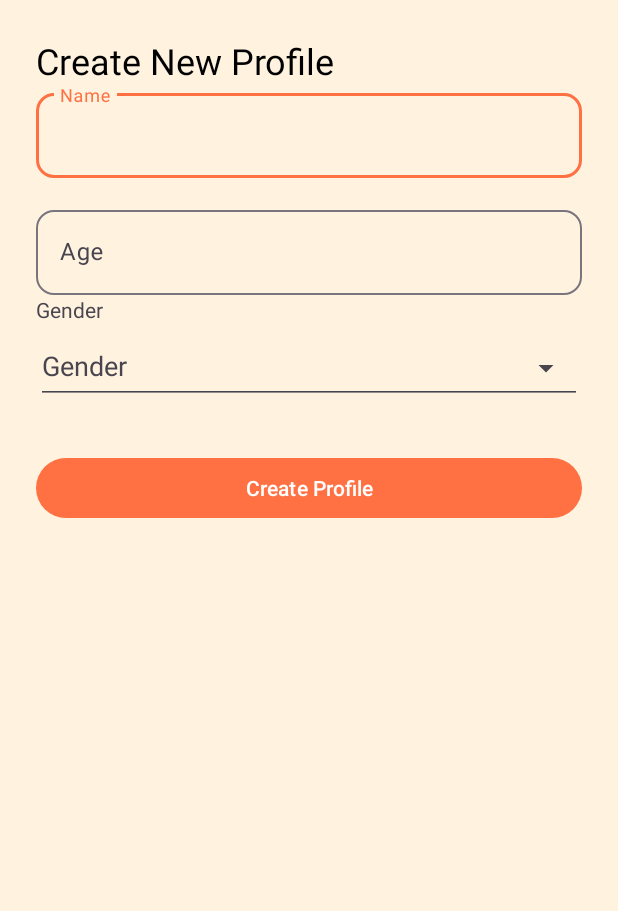
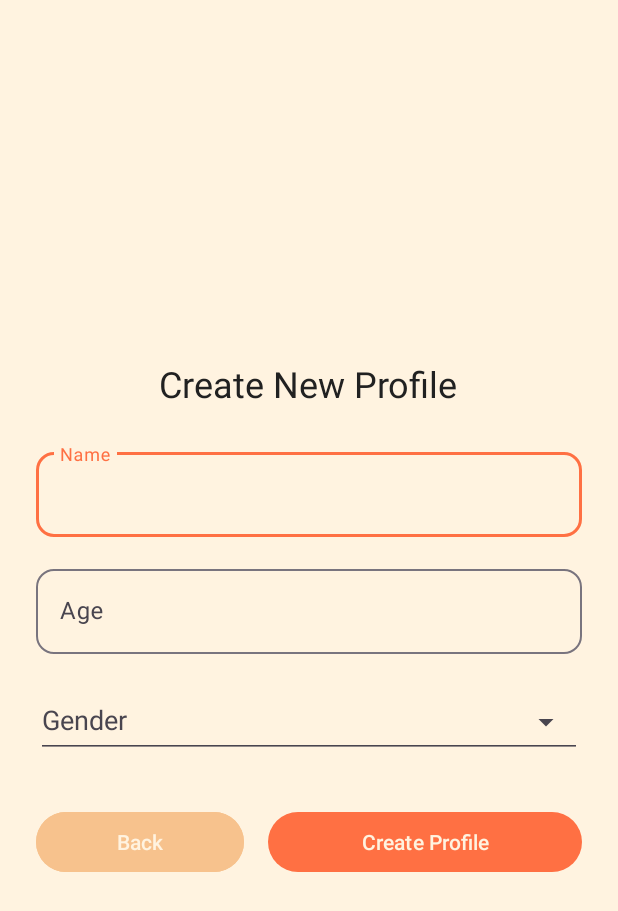
Before and after one commit to 3ricHuang/guluturn, an Android app built with Jetpack Compose: the ProfileCreationActivity screen opened directly, with no data from a screen before it, on a phone screen of 412 x 824 dp. Shown: the top 911 px of the screen. Run offline under Robolectric (Android 15) with nearby library versions, the phone set to English and light mode, and no system bars; 1 statement that could not run was skipped.

Commit message:
feat(profile): add back button logic and ensure profile list refresh on return

```diff
--- a/app/src/main/java/com/eric/guluturn/ui/profile/ProfileCreationActivity.kt
+++ b/app/src/main/java/com/eric/guluturn/ui/profile/ProfileCreationActivity.kt
@@ -120,6 +120,11 @@ class ProfileCreationActivity : ComponentActivity() {
                 }
             }
         }
+
+        // Back button logic
+        binding.backButton.setOnClickListener {
+            finish()
+        }
     }
 
     private fun setupGenderDropdown() {
--- a/app/src/main/res/layout/activity_profile_creation.xml
+++ b/app/src/main/res/layout/activity_profile_creation.xml
@@ -8,33 +8,57 @@
     android:padding="24dp"
     android:background="?android:colorBackground">
 
+    <!-- Top and bottom guidelines to center the form vertically -->
+    <androidx.constraintlayout.widget.Guideline
+        android:id="@+id/topGuide"
+        android:layout_width="wrap_content"
+        android:layout_height="wrap_content"
+        android:orientation="horizontal"
+        app:layout_constraintGuide_percent="0.2" />
+
+    <androidx.constraintlayout.widget.Guideline
+        android:id="@+id/bottomGuide"
+        android:layout_width="wrap_content"
+        android:layout_height="wrap_content"
+        android:orientation="horizontal"
+        app:layout_constraintGuide_percent="0.8" />
+
+    <!-- Main vertical form container -->
+    <LinearLayout
+        android:id="@+id/formContainer"
+        android:layout_width="0dp"
+        android:layout_height="wrap_content"
+        android:orientation="vertical"
+        app:layout_constraintTop_toTopOf="@id/topGuide"
+        app:layout_constraintBottom_toBottomOf="@id/bottomGuide"
+        app:layout_constraintStart_toStartOf="parent"
+        app:layout_constraintEnd_toEndOf="parent">
+
+        <!-- Title -->
         <TextView
             android:id="@+id/titleText"
             android:layout_width="wrap_content"
             android:layout_height="wrap_content"
             android:text="@string/profile_creation_title"
-        android:textColor="@android:color/black"
+            android:textColor="@color/guluturn_on_surface"
             android:textAppearance="?attr/textAppearanceHeadlineSmall"
             android:importantForAccessibility="yes"
-        app:layout_constraintTop_toTopOf="parent"
-        app:layout_constraintStart_toStartOf="parent"
+            android:layout_gravity="center_horizontal"
             android:layout_marginBottom="24dp" />
 
         <!-- Name input -->
         <com.google.android.material.textfield.TextInputLayout
             android:id="@+id/nameInputLayout"
             style="@style/Widget.Material3.TextInputLayout.OutlinedBox"
-        android:layout_width="0dp"
+            android:layout_width="match_parent"
             android:layout_height="wrap_content"
             android:hint="@string/label_name"
+            android:layout_marginBottom="16dp"
             app:boxCornerRadiusTopStart="12dp"
             app:boxCornerRadiusTopEnd="12dp"
             app:boxCornerRadiusBottomStart="12dp"
             app:boxCornerRadiusBottomEnd="12dp"
-        app:boxBackgroundMode="outline"
-        app:layout_constraintTop_toBottomOf="@id/titleText"
-        app:layout_constraintStart_toStartOf="parent"
-        app:layout_constraintEnd_toEndOf="parent">
+            app:boxBackgroundMode="outline">
 
             <com.google.android.material.textfield.TextInputEditText
                 android:id="@+id/nameInput"
@@ -49,18 +73,15 @@
         <com.google.android.material.textfield.TextInputLayout
             android:id="@+id/ageInputLayout"
             style="@style/Widget.Material3.TextInputLayout.OutlinedBox"
-        android:layout_width="0dp"
+            android:layout_width="match_parent"
             android:layout_height="wrap_content"
             android:hint="@string/label_age"
+            android:layout_marginBottom="16dp"
             app:boxCornerRadiusTopStart="12dp"
             app:boxCornerRadiusTopEnd="12dp"
             app:boxCornerRadiusBottomStart="12dp"
             app:boxCornerRadiusBottomEnd="12dp"
-        app:boxBackgroundMode="outline"
-        app:layout_constraintTop_toBottomOf="@id/nameInputLayout"
-        android:layout_marginTop="16dp"
-        app:layout_constraintStart_toStartOf="parent"
-        app:layout_constraintEnd_toEndOf="parent">
+            app:boxBackgroundMode="outline">
 
             <com.google.android.material.textfield.TextInputEditText
                 android:id="@+id/ageInput"
@@ -71,29 +92,15 @@
                 android:maxLines="1" />
         </com.google.android.material.textfield.TextInputLayout>
 
-    <!-- Gender label -->
-    <TextView
-        android:id="@+id/genderLabel"
-        android:layout_width="wrap_content"
-        android:layout_height="wrap_content"
-        android:text="@string/label_gender"
-        android:labelFor="@id/genderDropdown"
-        android:importantForAccessibility="yes"
-        android:layout_marginBottom="4dp"
-        app:layout_constraintTop_toBottomOf="@id/ageInputLayout"
-        app:layout_constraintStart_toStartOf="parent" />
-
         <!-- Gender dropdown -->
         <com.google.android.material.textfield.TextInputLayout
             android:id="@+id/genderDropdownLayout"
             style="@style/Widget.Material3.TextInputLayout.OutlinedBox.ExposedDropdownMenu"
-        android:layout_width="0dp"
+            android:layout_width="match_parent"
             android:layout_height="wrap_content"
+            android:layout_marginBottom="32dp"
             android:hint="@string/label_gender"
-        app:boxBackgroundMode="outline"
-        app:layout_constraintTop_toBottomOf="@id/genderLabel"
-        app:layout_constraintStart_toStartOf="parent"
-        app:layout_constraintEnd_toEndOf="parent">
+            app:boxBackgroundMode="outline">
 
             <AutoCompleteTextView
                 android:id="@+id/genderDropdown"
@@ -104,20 +111,41 @@
                 android:importantForAccessibility="yes" />
         </com.google.android.material.textfield.TextInputLayout>
 
+        <!-- Bottom action buttons -->
+        <LinearLayout
+            android:id="@+id/actionButtonLayout"
+            android:layout_width="match_parent"
+            android:layout_height="wrap_content"
+            android:orientation="horizontal"
+            android:gravity="center">
 
+            <com.google.android.material.button.MaterialButton
+                android:id="@+id/backButton"
+                android:layout_width="0dp"
+                android:layout_height="wrap_content"
+                android:layout_weight="2"
+                android:minHeight="48dp"
+                android:text="@string/button_back"
+                android:backgroundTint="@color/guluturn_secondary"
+                android:textColor="@color/guluturn_background"
+                style="@style/Widget.Material3.Button"
+                app:cornerRadius="24dp" />
 
-    <!-- Submit Button -->
+            <View
+                android:layout_width="16dp"
+                android:layout_height="0dp" />
+
             <com.google.android.material.button.MaterialButton
                 android:id="@+id/createProfileButton"
                 android:layout_width="0dp"
                 android:layout_height="wrap_content"
+                android:layout_weight="3"
+                android:minHeight="48dp"
                 android:text="@string/button_create_profile"
-        android:minHeight="48dp"
-        android:contentDescription="@string/button_create_profile"
+                android:textColor="@color/guluturn_background"
                 style="@style/Widget.Material3.Button"
-        app:cornerRadius="24dp"
-        app:layout_constraintTop_toBottomOf="@id/genderDropdownLayout"
-        android:layout_marginTop="32dp"
-        app:layout_constraintStart_toStartOf="parent"
-        app:layout_constraintEnd_toEndOf="parent" />
+                app:cornerRadius="24dp" />
+        </LinearLayout>
+    </LinearLayout>
+
 </androidx.constraintlayout.widget.ConstraintLayout>
--- a/app/src/main/res/values/colors.xml
+++ b/app/src/main/res/values/colors.xml
@@ -2,7 +2,7 @@
 <resources>
     <color name="guluturn_primary">#FF7043</color>
     <color name="guluturn_on_primary">#FFFFFF</color>
-    <color name="guluturn_secondary">#FFA270</color>
+    <color name="guluturn_secondary">#F7C28D</color>
     <color name="guluturn_success">#66BB6A</color>
     <color name="guluturn_error">#EF5350</color>
     <color name="guluturn_background">#FFF3E0</color>
--- a/app/src/main/res/values/strings.xml
+++ b/app/src/main/res/values/strings.xml
@@ -17,4 +17,5 @@
     <string name="error_missing_api_key">API key missing</string>
     <string name="success_profile_created">Profile created successfully</string>
     <string name="profile_picture">Profile picture</string>
+    <string name="button_back">Back</string>
 </resources>
```
Lines whose indentation alone changed are shown as unchanged.
